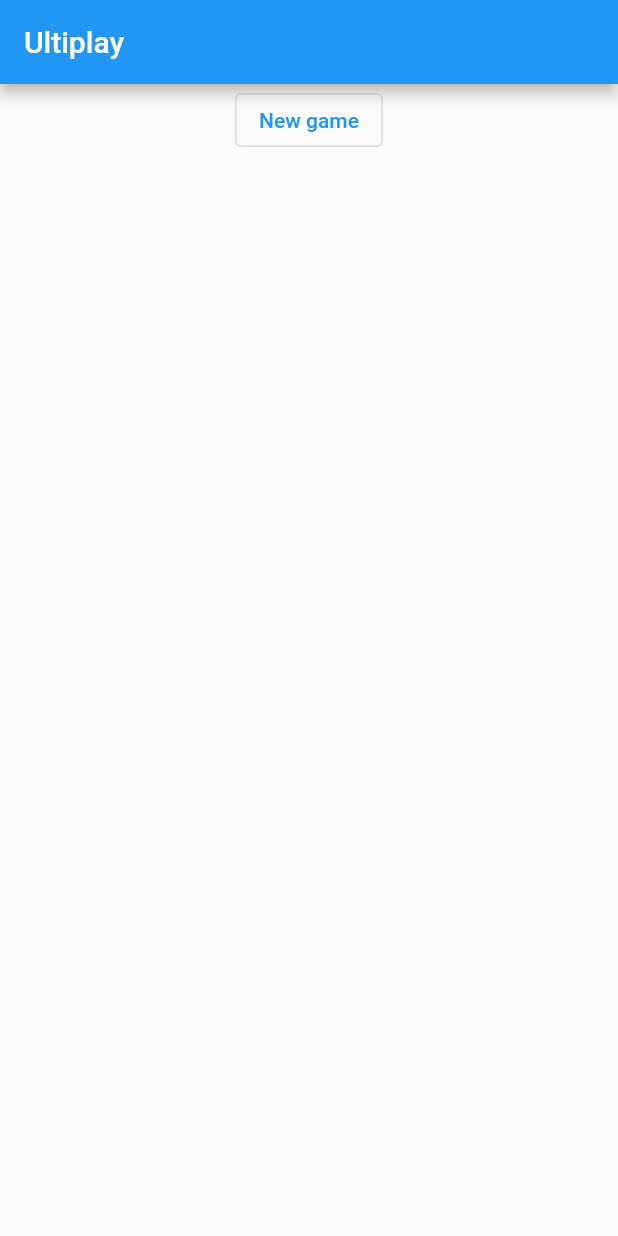
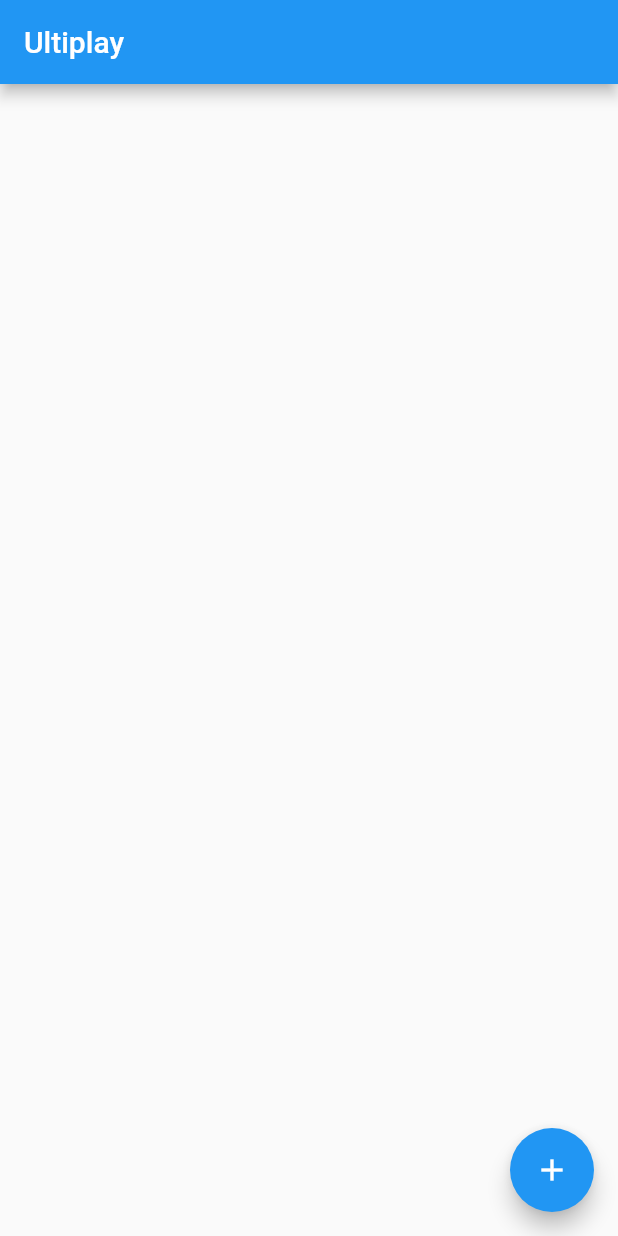
Before and after one commit to alfredoUcar/ultiplay, a Flutter app: the screen it shows after launch, on a phone screen of 412 x 824 dp. Run offline on Flutter 3.47's test engine with Material 2 defaults, Android fonts, the phone set to English and light mode, and no system bars.

Commit message:
show resume game and new game buttons as floating buttons

```diff
--- a/lib/screens/home.dart
+++ b/lib/screens/home.dart
@@ -25,22 +25,35 @@ class _HomeState extends State<Home> {
       ),
       body: Center(
         child: Column(mainAxisAlignment: MainAxisAlignment.center, children: [
+          PlayedGames(playedGames: _playedGames),
+        ]),
+      ),
+      floatingActionButtonLocation: FloatingActionButtonLocation.endFloat,
+      floatingActionButton: Column(
+        mainAxisAlignment: MainAxisAlignment.end,
+        children: [
           Visibility(
             visible: _currentGame != null,
-              child: OutlinedButton(
-                  child: Text('Continue game'),
+            child: FloatingActionButton(
+                heroTag: null,
+                child: Icon(Icons.play_arrow),
                 onPressed: () {
                   openCurrentGame(context);
                 }),
           ),
-            OutlinedButton(
-                child: Text('New game'),
+          SizedBox(
+            height: 10,
+          ),
+          FloatingActionButton(
+              heroTag: null,
+              child: Icon(Icons.add),
+              tooltip: 'New game',
               onPressed: () {
                 openNewGameForm(context);
               }),
-            PlayedGames(playedGames: _playedGames),
-          ]),
-        ));
+        ],
+      ),
+    );
   }
 
   void openNewGameForm(BuildContext context) {
```
Lines whose indentation alone changed are shown as unchanged.
